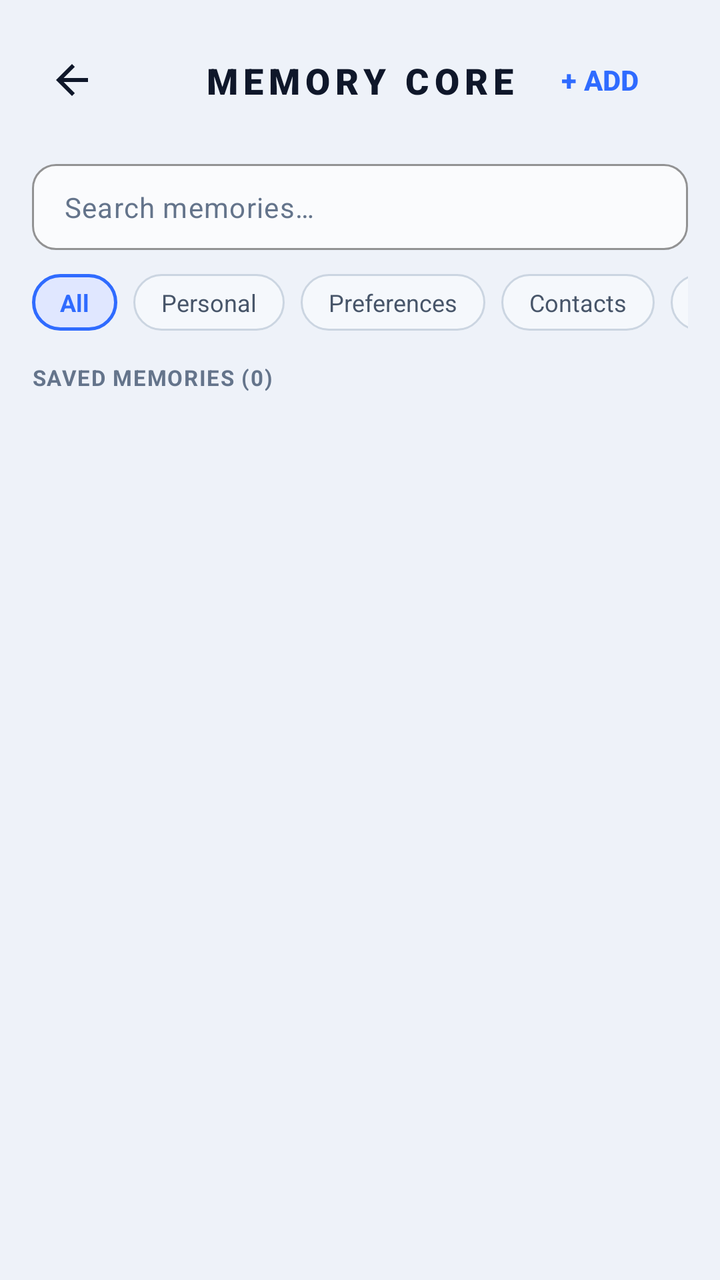
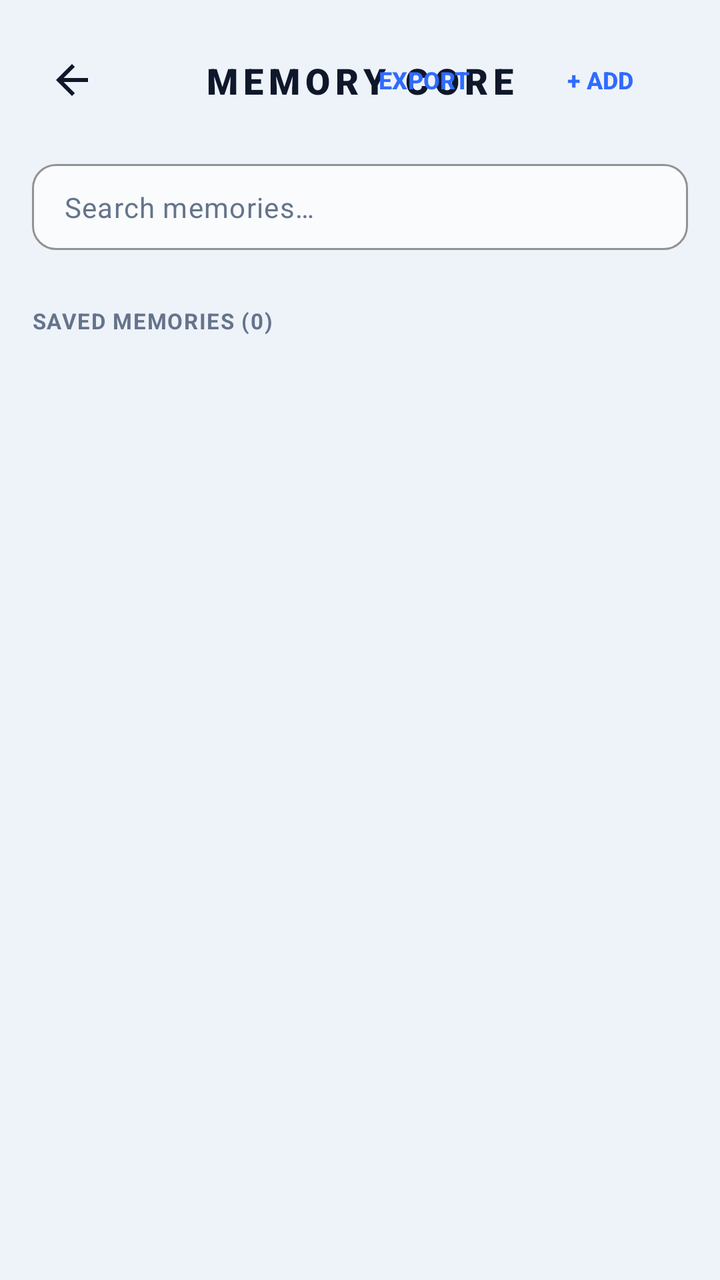

Compare the two renders of this Android layout. The source of the first and the diff that turns it into the second are given below.
<!-- AndroidManifest.xml: application theme Theme.JarvisAssistant -->
<!-- res/layout/activity_memory.xml -->
<?xml version="1.0" encoding="utf-8"?>
<LinearLayout xmlns:android="http://schemas.android.com/apk/res/android"
    xmlns:app="http://schemas.android.com/apk/res-auto"
    xmlns:tools="http://schemas.android.com/tools"
    android:layout_width="match_parent"
    android:layout_height="match_parent"
    android:background="?attr/themeBg"
    android:orientation="vertical">

    
    <androidx.constraintlayout.widget.ConstraintLayout
        android:layout_width="match_parent"
        android:layout_height="wrap_content"
        android:paddingStart="16dp"
        android:paddingEnd="16dp"
        android:paddingTop="16dp"
        android:paddingBottom="14dp">

        <ImageButton
            android:id="@+id/btnBack"
            android:layout_width="40dp"
            android:layout_height="40dp"
            android:background="?attr/selectableItemBackgroundBorderless"
            android:src="@drawable/ic_back"
            android:contentDescription="@string/desc_back"
            app:tint="?attr/themeTextPrimary"
            app:layout_constraintStart_toStartOf="parent"
            app:layout_constraintTop_toTopOf="parent"
            app:layout_constraintBottom_toBottomOf="parent" />

        <TextView
            android:layout_width="wrap_content"
            android:layout_height="wrap_content"
            android:text="@string/memory_title"
            android:textColor="?attr/themeTextPrimary"
            android:textSize="18sp"
            android:textStyle="bold"
            android:fontFamily="sans-serif-black"
            android:letterSpacing="0.15"
            app:layout_constraintStart_toStartOf="parent"
            app:layout_constraintEnd_toEndOf="parent"
            app:layout_constraintTop_toTopOf="parent"
            app:layout_constraintBottom_toBottomOf="parent" />

        <Button
            android:id="@+id/btnAddMemory"
            style="@style/Widget.Material3.Button.TextButton"
            android:layout_width="wrap_content"
            android:layout_height="wrap_content"
            android:text="+ ADD"
            android:textColor="?attr/themeAccent"
            android:textStyle="bold"
            app:layout_constraintEnd_toEndOf="parent"
            app:layout_constraintTop_toTopOf="parent"
            app:layout_constraintBottom_toBottomOf="parent" />
    </androidx.constraintlayout.widget.ConstraintLayout>

    <LinearLayout
        android:layout_width="match_parent"
        android:layout_height="match_parent"
        android:orientation="vertical"
        android:paddingHorizontal="16dp">

        
        <com.google.android.material.textfield.TextInputLayout
            android:id="@+id/tilSearch"
            style="@style/Widget.Material3.TextInputLayout.OutlinedBox"
            android:layout_width="match_parent"
            android:layout_height="wrap_content"
            android:layout_marginTop="4dp"
            app:boxBackgroundColor="?attr/themeInputBg"
            app:boxStrokeColor="?attr/themeAccent"
            app:boxCornerRadiusTopStart="12dp"
            app:boxCornerRadiusTopEnd="12dp"
            app:boxCornerRadiusBottomStart="12dp"
            app:boxCornerRadiusBottomEnd="12dp"
            app:hintEnabled="false">

            <com.google.android.material.textfield.TextInputEditText
                android:id="@+id/etSearch"
                android:layout_width="match_parent"
                android:layout_height="wrap_content"
                android:hint="@string/search_memories"
                android:textColor="?attr/themeTextPrimary"
                android:textColorHint="?attr/themeTextMuted"
                android:singleLine="true"
                android:paddingVertical="12dp"
                android:textSize="14sp" />
        </com.google.android.material.textfield.TextInputLayout>

        
        <HorizontalScrollView
            android:layout_width="match_parent"
            android:layout_height="wrap_content"
            android:layout_marginTop="12dp"
            android:scrollbars="none">

            <LinearLayout
                android:id="@+id/layoutCategories"
                android:layout_width="wrap_content"
                android:layout_height="wrap_content"
                android:orientation="horizontal">

                <TextView
                    android:id="@+id/chipCategoryAll"
                    android:layout_width="wrap_content"
                    android:layout_height="wrap_content"
                    android:background="@drawable/bg_chip_selected"
                    android:paddingHorizontal="14dp"
                    android:paddingVertical="6dp"
                    android:text="@string/category_all"
                    android:textColor="?attr/themeAccent"
                    android:textSize="12sp"
                    android:textStyle="bold" />

                <TextView
                    android:id="@+id/chipCategoryPersonal"
                    android:layout_width="wrap_content"
                    android:layout_height="wrap_content"
                    android:layout_marginStart="8dp"
                    android:background="@drawable/bg_chip_unselected"
                    android:paddingHorizontal="14dp"
                    android:paddingVertical="6dp"
                    android:text="@string/category_personal"
                    android:textColor="?attr/themeTextSecondary"
                    android:textSize="12sp" />

                <TextView
                    android:id="@+id/chipCategoryPreferences"
                    android:layout_width="wrap_content"
                    android:layout_height="wrap_content"
                    android:layout_marginStart="8dp"
                    android:background="@drawable/bg_chip_unselected"
                    android:paddingHorizontal="14dp"
                    android:paddingVertical="6dp"
                    android:text="@string/category_preferences"
                    android:textColor="?attr/themeTextSecondary"
                    android:textSize="12sp" />

                <TextView
                    android:id="@+id/chipCategoryContacts"
                    android:layout_width="wrap_content"
                    android:layout_height="wrap_content"
                    android:layout_marginStart="8dp"
                    android:background="@drawable/bg_chip_unselected"
                    android:paddingHorizontal="14dp"
                    android:paddingVertical="6dp"
                    android:text="@string/category_contacts"
                    android:textColor="?attr/themeTextSecondary"
                    android:textSize="12sp" />

                <TextView
                    android:id="@+id/chipCategoryRoutines"
                    android:layout_width="wrap_content"
                    android:layout_height="wrap_content"
                    android:layout_marginStart="8dp"
                    android:background="@drawable/bg_chip_unselected"
                    android:paddingHorizontal="14dp"
                    android:paddingVertical="6dp"
                    android:text="@string/category_routines"
                    android:textColor="?attr/themeTextSecondary"
                    android:textSize="12sp" />

                <TextView
                    android:id="@+id/chipCategoryNotes"
                    android:layout_width="wrap_content"
                    android:layout_height="wrap_content"
                    android:layout_marginStart="8dp"
                    android:background="@drawable/bg_chip_unselected"
                    android:paddingHorizontal="14dp"
                    android:paddingVertical="6dp"
                    android:text="@string/category_notes"
                    android:textColor="?attr/themeTextSecondary"
                    android:textSize="12sp" />
            </LinearLayout>
        </HorizontalScrollView>

        
        <TextView
            android:id="@+id/tvMemoryCount"
            android:layout_width="wrap_content"
            android:layout_height="wrap_content"
            android:layout_marginTop="16dp"
            android:layout_marginBottom="8dp"
            android:text="SAVED MEMORIES (0)"
            android:textColor="?attr/themeTextMuted"
            android:textSize="11sp"
            android:letterSpacing="0.05"
            android:textStyle="bold" />

        
        <FrameLayout
            android:layout_width="match_parent"
            android:layout_height="match_parent">

            <androidx.recyclerview.widget.RecyclerView
                android:id="@+id/rvMemories"
                android:layout_width="match_parent"
                android:layout_height="match_parent"
                android:clipToPadding="false"
                android:paddingBottom="24dp"
                tools:listitem="@layout/item_memory" />

            <TextView
                android:id="@+id/tvNoMemories"
                android:layout_width="wrap_content"
                android:layout_height="wrap_content"
                android:layout_gravity="center"
                android:text="@string/no_memories"
                android:textColor="?attr/themeTextMuted"
                android:textSize="14sp"
                android:visibility="gone" />
        </FrameLayout>
    </LinearLayout>

</LinearLayout>
<!-- res/layout/item_memory.xml (included above) -->
<?xml version="1.0" encoding="utf-8"?>
<LinearLayout xmlns:android="http://schemas.android.com/apk/res/android"
    xmlns:app="http://schemas.android.com/apk/res-auto"
    android:layout_width="match_parent"
    android:layout_height="wrap_content"
    android:layout_marginBottom="12dp"
    android:background="@drawable/bg_card_futuristic"
    android:orientation="vertical"
    android:padding="16dp">

    
    <LinearLayout
        android:layout_width="match_parent"
        android:layout_height="wrap_content"
        android:gravity="center_vertical"
        android:orientation="horizontal">

        <TextView
            android:id="@+id/tvMemoryCategory"
            android:layout_width="wrap_content"
            android:layout_height="wrap_content"
            android:background="@drawable/bg_badge_action"
            android:paddingHorizontal="10dp"
            android:paddingVertical="4dp"
            android:text="PREFERENCES"
            android:textColor="?attr/themeAccent"
            android:textSize="10sp"
            android:textStyle="bold"
            android:letterSpacing="0.05" />

        <TextView
            android:id="@+id/tvMemoryDate"
            android:layout_width="0dp"
            android:layout_height="wrap_content"
            android:layout_marginStart="10dp"
            android:layout_weight="1"
            android:text="Sep 12, 2026 • 15:30"
            android:textColor="?attr/themeTextMuted"
            android:textSize="11sp" />

        <ImageButton
            android:id="@+id/btnEditMemory"
            android:layout_width="32dp"
            android:layout_height="32dp"
            android:background="?attr/selectableItemBackgroundBorderless"
            android:src="@drawable/ic_edit"
            app:tint="?attr/themeTextSecondary"
            android:contentDescription="Edit" />

        <ImageButton
            android:id="@+id/btnDeleteMemory"
            android:layout_width="32dp"
            android:layout_height="32dp"
            android:layout_marginStart="4dp"
            android:background="?attr/selectableItemBackgroundBorderless"
            android:src="@drawable/ic_delete"
            app:tint="@color/status_red"
            android:contentDescription="Delete" />
    </LinearLayout>

    
    <TextView
        android:id="@+id/tvMemoryFact"
        android:layout_width="match_parent"
        android:layout_height="wrap_content"
        android:layout_marginTop="10dp"
        android:text="Favorite song is Believer."
        android:textColor="?attr/themeTextPrimary"
        android:textSize="14sp"
        android:lineSpacingExtra="3dp" />

</LinearLayout>
<!-- resources referenced by this layout -->
<resources>
  <color name="status_red">#EF4444</color>
  <!-- drawable bg_badge_action (drawable) -->
  <?xml version="1.0" encoding="utf-8"?>
  <shape xmlns:android="http://schemas.android.com/apk/res/android"
      android:shape="rectangle">
      <solid android:color="?attr/themeAccentLight" />
      <corners android:radius="8dp" />
      <stroke
          android:width="1dp"
          android:color="?attr/themeAccent" />
  </shape>
  <!-- drawable bg_card_futuristic (drawable) -->
  <?xml version="1.0" encoding="utf-8"?>
  <shape xmlns:android="http://schemas.android.com/apk/res/android"
      android:shape="rectangle">
      <solid android:color="?attr/themeCardBg" />
      <stroke
          android:width="1dp"
          android:color="?attr/themeCardBorder" />
      <corners android:radius="14dp" />
  </shape>
  <!-- drawable bg_chip_selected (drawable) -->
  <?xml version="1.0" encoding="utf-8"?>
  <shape xmlns:android="http://schemas.android.com/apk/res/android"
      android:shape="rectangle">
      <solid android:color="?attr/themeAccentLight" />
      <stroke
          android:width="1.5dp"
          android:color="?attr/themeAccent" />
      <corners android:radius="20dp" />
  </shape>
  <!-- drawable bg_chip_unselected (drawable) -->
  <?xml version="1.0" encoding="utf-8"?>
  <shape xmlns:android="http://schemas.android.com/apk/res/android"
      android:shape="rectangle">
      <solid android:color="?attr/themeChipBg" />
      <stroke
          android:width="1dp"
          android:color="?attr/themeCardBorder" />
      <corners android:radius="20dp" />
  </shape>
  <!-- drawable ic_back (drawable) -->
  <vector xmlns:android="http://schemas.android.com/apk/res/android"
      android:width="24dp"
      android:height="24dp"
      android:viewportWidth="24"
      android:viewportHeight="24">
    <path
        android:fillColor="#F4F4F6"
        android:pathData="M20,11H7.83l5.59,-5.59L12,4l-8,8 8,8 1.41,-1.41L7.83,13H20v-2z"/>
  </vector>
  <!-- drawable ic_delete (drawable) -->
  <vector xmlns:android="http://schemas.android.com/apk/res/android"
      android:width="24dp"
      android:height="24dp"
      android:viewportWidth="24"
      android:viewportHeight="24">
    <path
        android:fillColor="#FF1744"
        android:pathData="M6,19c0,1.1 0.9,2 2,2h8c1.1,0 2,-0.9 2,-2V7H6v12zM19,4h-3.5l-1,-1h-5l-1,1H5v2h14V4z"/>
  </vector>
  <string name="category_all">All</string>
  <string name="category_contacts">Contacts</string>
  <string name="category_notes">Notes</string>
  <string name="category_personal">Personal</string>
  <string name="category_preferences">Preferences</string>
  <string name="category_routines">Routines</string>
  <string name="desc_back">Back</string>
  <string name="memory_title">MEMORY CORE</string>
  <string name="no_memories">No memories recorded yet.</string>
  <string name="search_memories">Search memories…</string>
  <style name="Theme.JarvisAssistant" parent="Theme.JarvisAssistant.Light" />
  <color name="naira_text_muted">#64748B</color>
  <!-- drawable bg_liquid_glow_light_2 (drawable) -->
  <?xml version="1.0" encoding="utf-8"?>
  <shape xmlns:android="http://schemas.android.com/apk/res/android"
      android:shape="oval">
      <gradient
          android:type="radial"
          android:gradientRadius="130dp"
          android:startColor="#208B5CF6"
          android:centerColor="#0D8B5CF6"
          android:endColor="#008B5CF6" />
  </shape>
  <!-- drawable bg_liquid_glow_light_3 (drawable) -->
  <?xml version="1.0" encoding="utf-8"?>
  <shape xmlns:android="http://schemas.android.com/apk/res/android"
      android:shape="oval">
      <gradient
          android:type="radial"
          android:gradientRadius="140dp"
          android:startColor="#1A06B6D4"
          android:centerColor="#0B06B6D4"
          android:endColor="#0006B6D4" />
  </shape>
  <!-- unchanged entries left out for length: 3 -->
</resources>

<!-- the commit's change to res/layout/activity_memory.xml (unified diff, before → after) -->
@@ -42,17 +42,34 @@
             app:layout_constraintTop_toTopOf="parent"
             app:layout_constraintBottom_toBottomOf="parent" />
 
-        <Button
-            android:id="@+id/btnAddMemory"
-            style="@style/Widget.Material3.Button.TextButton"
-            android:layout_width="wrap_content"
-            android:layout_height="wrap_content"
-            android:text="+ ADD"
-            android:textColor="?attr/themeAccent"
-            android:textStyle="bold"
+        <LinearLayout
+            android:layout_width="wrap_content"
+            android:layout_height="wrap_content"
+            android:orientation="horizontal"
             app:layout_constraintEnd_toEndOf="parent"
             app:layout_constraintTop_toTopOf="parent"
-            app:layout_constraintBottom_toBottomOf="parent" />
+            app:layout_constraintBottom_toBottomOf="parent">
+
+            <Button
+                android:id="@+id/btnExportMemory"
+                style="@style/Widget.Material3.Button.TextButton"
+                android:layout_width="wrap_content"
+                android:layout_height="wrap_content"
+                android:text="EXPORT"
+                android:textColor="?attr/themeAccent"
+                android:textSize="12sp"
+                android:textStyle="bold" />
+
+            <Button
+                android:id="@+id/btnAddMemory"
+                style="@style/Widget.Material3.Button.TextButton"
+                android:layout_width="wrap_content"
+                android:layout_height="wrap_content"
+                android:text="+ ADD"
+                android:textColor="?attr/themeAccent"
+                android:textSize="12sp"
+                android:textStyle="bold" />
+        </LinearLayout>
     </androidx.constraintlayout.widget.ConstraintLayout>
 
     <LinearLayout
@@ -99,80 +116,7 @@
                 android:id="@+id/layoutCategories"
                 android:layout_width="wrap_content"
                 android:layout_height="wrap_content"
-                android:orientation="horizontal">
-
-                <TextView
-                    android:id="@+id/chipCategoryAll"
-                    android:layout_width="wrap_content"
-                    android:layout_height="wrap_content"
-                    android:background="@drawable/bg_chip_selected"
-                    android:paddingHorizontal="14dp"
-                    android:paddingVertical="6dp"
-                    android:text="@string/category_all"
-                    android:textColor="?attr/themeAccent"
-                    android:textSize="12sp"
-                    android:textStyle="bold" />
-
-                <TextView
-                    android:id="@+id/chipCategoryPersonal"
-                    android:layout_width="wrap_content"
-                    android:layout_height="wrap_content"
-                    android:layout_marginStart="8dp"
-                    android:background="@drawable/bg_chip_unselected"
-                    android:paddingHorizontal="14dp"
-                    android:paddingVertical="6dp"
-                    android:text="@string/category_personal"
-                    android:textColor="?attr/themeTextSecondary"
-                    android:textSize="12sp" />
-
-                <TextView
-                    android:id="@+id/chipCategoryPreferences"
-                    android:layout_width="wrap_content"
-                    android:layout_height="wrap_content"
-                    android:layout_marginStart="8dp"
-                    android:background="@drawable/bg_chip_unselected"
-                    android:paddingHorizontal="14dp"
-                    android:paddingVertical="6dp"
-                    android:text="@string/category_preferences"
-                    android:textColor="?attr/themeTextSecondary"
-                    android:textSize="12sp" />
-
-                <TextView
-                    android:id="@+id/chipCategoryContacts"
-                    android:layout_width="wrap_content"
-                    android:layout_height="wrap_content"
-                    android:layout_marginStart="8dp"
-                    android:background="@drawable/bg_chip_unselected"
-                    android:paddingHorizontal="14dp"
-                    android:paddingVertical="6dp"
-                    android:text="@string/category_contacts"
-                    android:textColor="?attr/themeTextSecondary"
-                    android:textSize="12sp" />
-
-                <TextView
-                    android:id="@+id/chipCategoryRoutines"
-                    android:layout_width="wrap_content"
-                    android:layout_height="wrap_content"
-                    android:layout_marginStart="8dp"
-                    android:background="@drawable/bg_chip_unselected"
-                    android:paddingHorizontal="14dp"
-                    android:paddingVertical="6dp"
-                    android:text="@string/category_routines"
-                    android:textColor="?attr/themeTextSecondary"
-                    android:textSize="12sp" />
-
-                <TextView
-                    android:id="@+id/chipCategoryNotes"
-                    android:layout_width="wrap_content"
-                    android:layout_height="wrap_content"
-                    android:layout_marginStart="8dp"
-                    android:background="@drawable/bg_chip_unselected"
-                    android:paddingHorizontal="14dp"
-                    android:paddingVertical="6dp"
-                    android:text="@string/category_notes"
-                    android:textColor="?attr/themeTextSecondary"
-                    android:textSize="12sp" />
-            </LinearLayout>
+                android:orientation="horizontal" />
         </HorizontalScrollView>
 
         
<!-- resource entries referenced after the edit -->
@@ -21,26 +21,6 @@
           android:color="?attr/themeCardBorder" />
       <corners android:radius="14dp" />
   </shape>
-  <!-- drawable bg_chip_selected (drawable) -->
-  <?xml version="1.0" encoding="utf-8"?>
-  <shape xmlns:android="http://schemas.android.com/apk/res/android"
-      android:shape="rectangle">
-      <solid android:color="?attr/themeAccentLight" />
-      <stroke
-          android:width="1.5dp"
-          android:color="?attr/themeAccent" />
-      <corners android:radius="20dp" />
-  </shape>
-  <!-- drawable bg_chip_unselected (drawable) -->
-  <?xml version="1.0" encoding="utf-8"?>
-  <shape xmlns:android="http://schemas.android.com/apk/res/android"
-      android:shape="rectangle">
-      <solid android:color="?attr/themeChipBg" />
-      <stroke
-          android:width="1dp"
-          android:color="?attr/themeCardBorder" />
-      <corners android:radius="20dp" />
-  </shape>
   <!-- drawable ic_back (drawable) -->
   <vector xmlns:android="http://schemas.android.com/apk/res/android"
       android:width="24dp"
@@ -61,12 +41,6 @@
         android:fillColor="#FF1744"
         android:pathData="M6,19c0,1.1 0.9,2 2,2h8c1.1,0 2,-0.9 2,-2V7H6v12zM19,4h-3.5l-1,-1h-5l-1,1H5v2h14V4z"/>
   </vector>
-  <string name="category_all">All</string>
-  <string name="category_contacts">Contacts</string>
-  <string name="category_notes">Notes</string>
-  <string name="category_personal">Personal</string>
-  <string name="category_preferences">Preferences</string>
-  <string name="category_routines">Routines</string>
   <string name="desc_back">Back</string>
   <string name="memory_title">MEMORY CORE</string>
   <string name="no_memories">No memories recorded yet.</string>
